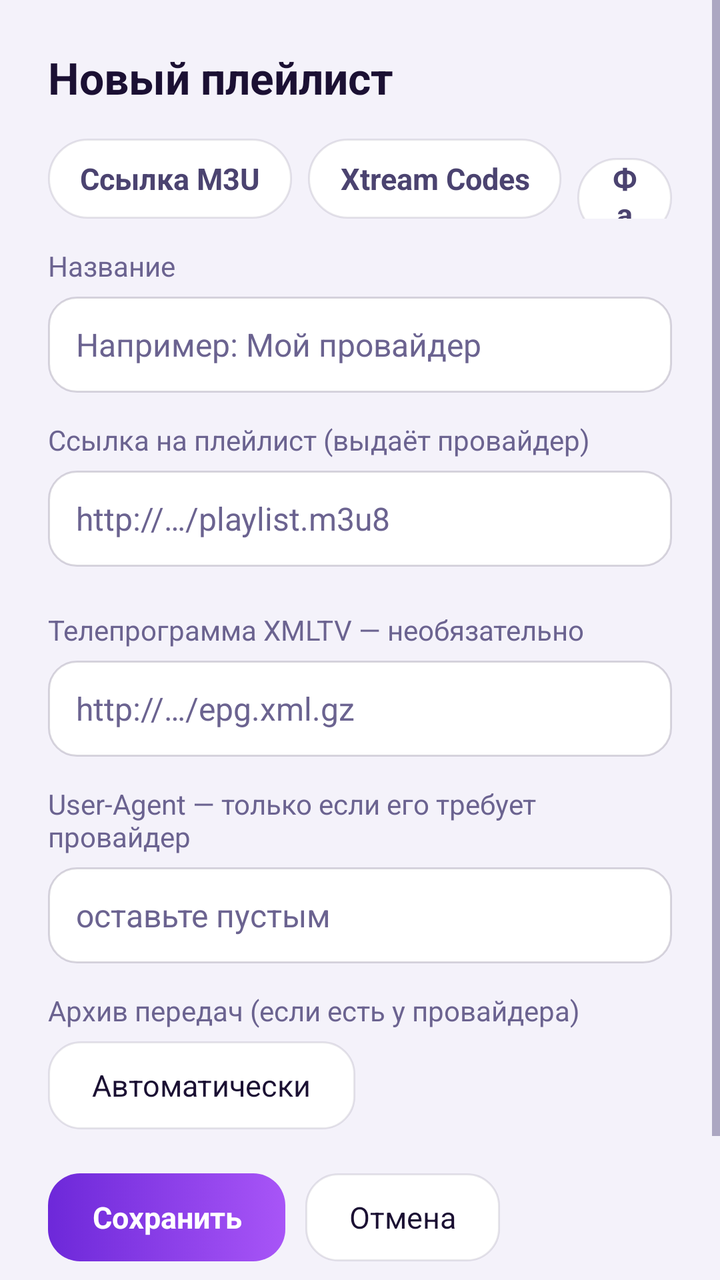
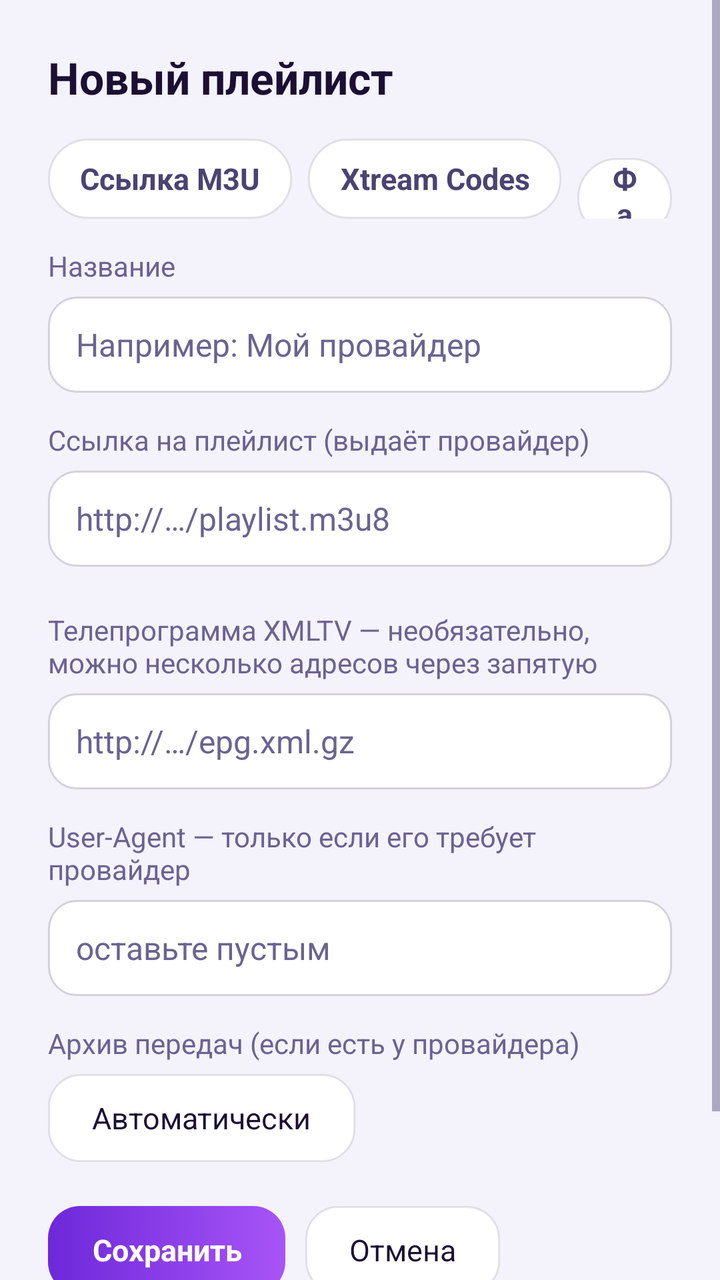

Compare the two renders of this Android layout. The source of the first and the diff that turns it into the second are given below.
<!-- AndroidManifest.xml: application theme AppTheme -->
<!-- res/layout/activity_source.xml -->
<?xml version="1.0" encoding="utf-8"?>
<ScrollView xmlns:android="http://schemas.android.com/apk/res/android"
    android:layout_width="match_parent" android:layout_height="match_parent"
    android:background="@color/bg" android:fitsSystemWindows="true" android:fillViewport="true">

    <LinearLayout android:id="@+id/form" android:layout_width="match_parent" android:layout_height="wrap_content"
        android:layout_gravity="center_horizontal" android:orientation="vertical" android:padding="24dp">

        <TextView android:id="@+id/title" android:layout_width="match_parent" android:layout_height="wrap_content"
            android:text="Новый плейлист" android:textColor="@color/text" android:textSize="22sp" android:textStyle="bold" />

        <LinearLayout android:layout_width="wrap_content" android:layout_height="wrap_content"
            android:layout_marginTop="16dp" android:orientation="horizontal">
            <TextView android:id="@+id/tM3u" style="@style/Tab" android:text="Ссылка M3U" />
            <TextView android:id="@+id/tXtream" style="@style/Tab" android:layout_marginStart="8dp" android:text="Xtream Codes" />
            <TextView android:id="@+id/tFile" style="@style/Tab" android:layout_marginStart="8dp" android:text="Файл" />
        </LinearLayout>

        <TextView style="@style/Label" android:text="Название" />
        <EditText android:id="@+id/name" style="@style/Field" android:hint="Например: Мой провайдер"
            android:inputType="textCapSentences" android:imeOptions="actionNext" />

        <LinearLayout android:id="@+id/gM3u" android:layout_width="match_parent" android:layout_height="wrap_content"
            android:orientation="vertical">
            <TextView style="@style/Label" android:text="Ссылка на плейлист (выдаёт провайдер)" />
            <EditText android:id="@+id/url" style="@style/Field" android:hint="http://…/playlist.m3u8"
                android:inputType="textUri" android:imeOptions="actionNext" />
        </LinearLayout>

        <LinearLayout android:id="@+id/gXtream" android:layout_width="match_parent" android:layout_height="wrap_content"
            android:orientation="vertical" android:visibility="gone">
            <TextView style="@style/Label" android:text="Адрес сервера" />
            <EditText android:id="@+id/server" style="@style/Field" android:hint="http://example.com:8080"
                android:inputType="textUri" android:imeOptions="actionNext" />
            <TextView style="@style/Label" android:text="Логин" />
            <EditText android:id="@+id/user" style="@style/Field" android:inputType="text|textNoSuggestions"
                android:imeOptions="actionNext" />
            <TextView style="@style/Label" android:text="Пароль" />
            <EditText android:id="@+id/pass" style="@style/Field" android:inputType="textPassword"
                android:imeOptions="actionNext" />
        </LinearLayout>

        <LinearLayout android:id="@+id/gFile" android:layout_width="match_parent" android:layout_height="wrap_content"
            android:orientation="vertical" android:visibility="gone">
            <TextView android:id="@+id/pick" style="@style/Btn" android:layout_marginTop="16dp"
                android:text="Выбрать файл .m3u…" />
            <TextView android:id="@+id/fileInfo" android:layout_width="match_parent" android:layout_height="wrap_content"
                android:layout_marginTop="8dp" android:textColor="@color/muted" android:textSize="14sp"
                android:text="Файл копируется в приложение. Чтобы обновить каналы, выберите его снова." />
        </LinearLayout>

        <TextView style="@style/Label" android:layout_marginTop="22dp"
            android:text="Телепрограмма XMLTV — необязательно" />
        <EditText android:id="@+id/epg" style="@style/Field" android:hint="http://…/epg.xml.gz"
            android:inputType="textUri" android:imeOptions="actionNext" />

        <TextView style="@style/Label" android:text="User-Agent — только если его требует провайдер" />
        <EditText android:id="@+id/ua" style="@style/Field" android:hint="оставьте пустым"
            android:inputType="text|textNoSuggestions" android:imeOptions="actionDone" />

        <TextView style="@style/Label" android:text="Архив передач (если есть у провайдера)" />
        <TextView android:id="@+id/archive" style="@style/Btn" android:text="Автоматически" />

        <TextView android:id="@+id/phone" android:layout_width="match_parent" android:layout_height="wrap_content"
            android:layout_marginTop="20dp" android:background="@drawable/panel_bg" android:padding="16dp"
            android:textColor="@color/text" android:textSize="15sp" android:lineSpacingExtra="3dp" android:visibility="gone" />

        <LinearLayout android:layout_width="wrap_content" android:layout_height="wrap_content"
            android:layout_marginTop="22dp" android:orientation="horizontal">
            <TextView android:id="@+id/save" style="@style/BtnPrimary" android:text="Сохранить" />
            <TextView android:id="@+id/delete" style="@style/Btn" android:layout_marginStart="10dp"
                android:text="Удалить" android:visibility="gone" />
            <TextView android:id="@+id/cancel" style="@style/Btn" android:layout_marginStart="10dp" android:text="Отмена" />
        </LinearLayout>

        <TextView android:layout_width="match_parent" android:layout_height="wrap_content" android:layout_marginTop="18dp"
            android:textColor="@color/muted" android:textSize="13sp"
            android:text="Ссылки, логины и пароли хранятся только на этом устройстве и никуда не отправляются, кроме сервера вашего провайдера." />
    </LinearLayout>
</ScrollView>
<!-- resources referenced by this layout -->
<resources>
  <color name="bg">#F4F2FA</color>
  <color name="muted">#6B6390</color>
  <color name="text">#1B1033</color>
  <!-- drawable panel_bg (drawable) -->
  <?xml version="1.0" encoding="utf-8"?>
  <shape xmlns:android="http://schemas.android.com/apk/res/android"><solid android:color="@color/overlay" /><corners android:radius="22dp" />
      <stroke android:width="1dp" android:color="@color/border" /></shape>
  <style name="BtnPrimary" parent="Btn">
          <item name="android:background">@drawable/btn_primary</item>
          <item name="android:textColor">@android:color/white</item>
          <item name="android:textStyle">bold</item>
      </style>
  <style name="Field">
          <item name="android:layout_width">match_parent</item>
          <item name="android:layout_height">48dp</item>
          <item name="android:background">@drawable/field_bg</item>
          <item name="android:paddingStart">14dp</item>
          <item name="android:paddingEnd">14dp</item>
          <item name="android:singleLine">true</item>
          <item name="android:textColor">@color/text</item>
          <item name="android:textColorHint">@color/muted</item>
          <item name="android:textSize">16sp</item>
      </style>
  <style name="Label">
          <item name="android:layout_width">wrap_content</item>
          <item name="android:layout_height">wrap_content</item>
          <item name="android:layout_marginTop">14dp</item>
          <item name="android:layout_marginBottom">6dp</item>
          <item name="android:textColor">@color/muted</item>
          <item name="android:textSize">14sp</item>
      </style>
  <style name="Tab" parent="Btn">
          <item name="android:layout_height">40dp</item>
          <item name="android:background">@drawable/tab_bg</item>
          <item name="android:paddingStart">16dp</item>
          <item name="android:paddingEnd">16dp</item>
          <item name="android:textColor">@color/tab_text</item>
          <item name="android:textStyle">bold</item>
      </style>
  <style name="AppTheme" parent="BaseTheme">
          <item name="android:windowBackground">@color/bg</item>
          <item name="android:colorAccent">@color/accent</item>
          <item name="android:colorPrimary">@color/panel</item>
          <item name="android:colorPrimaryDark">@color/bg</item>
          <item name="android:statusBarColor">@color/bg</item>
          <item name="android:navigationBarColor">@color/bg</item>
          <item name="android:textColorPrimary">@color/text</item>
          <item name="android:textColorSecondary">@color/muted</item>
      </style>
  <color name="overlay">#F5FFFFFF</color>
  <color name="border">#1A1B1033</color>
  <!-- drawable field_bg (drawable) -->
  <?xml version="1.0" encoding="utf-8"?>
  <selector xmlns:android="http://schemas.android.com/apk/res/android">
      <item android:state_focused="true">
          <shape><solid android:color="@color/focus" /><corners android:radius="14dp" />
              <stroke android:width="2dp" android:color="@color/accentLight" /></shape>
      </item>
      <item>
          <shape><solid android:color="@color/panel2" /><corners android:radius="14dp" />
              <stroke android:width="1dp" android:color="@color/border2" /></shape>
      </item>
  </selector>
  <style name="BaseTheme" parent="@android:style/Theme.Material.Light.NoActionBar">
          <item name="android:windowLightStatusBar">true</item>
      </style>
  <color name="accent">#7C3AED</color>
  <color name="panel">#FFFFFF</color>
  <color name="focus">#EDE7FD</color>
  <color name="focusRing">#7C3AED</color>
  <color name="panel2">#FFFFFF</color>
  <color name="accentLight">#7C3AED</color>
  <color name="border2">#291B1033</color>
  <!-- unchanged entries left out for length: 4 -->
</resources>

<!-- the commit's change to res/layout/activity_source.xml (unified diff, before → after) -->
@@ -50,7 +50,7 @@
         </LinearLayout>
 
         <TextView style="@style/Label" android:layout_marginTop="22dp"
-            android:text="Телепрограмма XMLTV — необязательно" />
+            android:text="Телепрограмма XMLTV — необязательно, можно несколько адресов через запятую" />
         <EditText android:id="@+id/epg" style="@style/Field" android:hint="http://…/epg.xml.gz"
             android:inputType="textUri" android:imeOptions="actionNext" />
 
